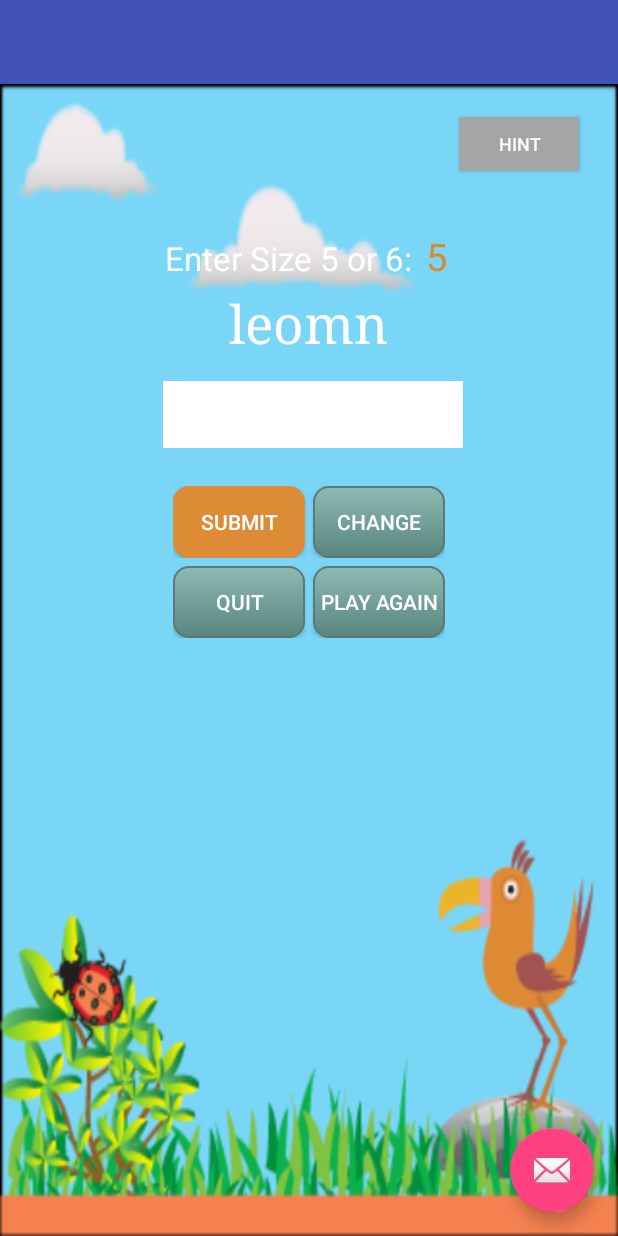
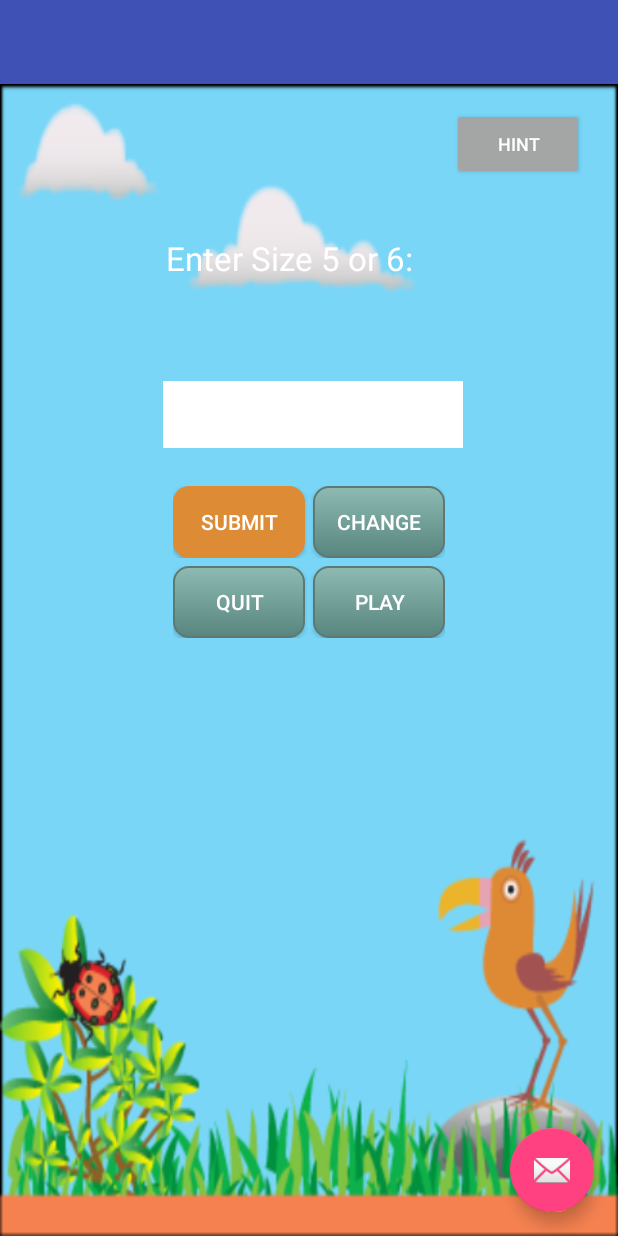
Before and after one commit to rcarswel/WordJumble, an Android app: the WordJumbleGameActivity screen opened directly, with no data from a screen before it, on a phone screen of 412 x 824 dp. Run offline under Robolectric (Android 15) with nearby library versions, the phone set to English and light mode, and no system bars.

Commit message:
just saving my files

```diff
--- a/app/src/main/java/edu/westga/cs6242/wordjumble/WordJumbleGameActivity.java
+++ b/app/src/main/java/edu/westga/cs6242/wordjumble/WordJumbleGameActivity.java
@@ -33,7 +33,7 @@ public class WordJumbleGameActivity extends AppCompatActivity {
         etGuess = (EditText) findViewById(R.id.etGuess);
 
         //Load initial content
-        this.newContent();
+        //this.newContent();
     }
 
     /**
--- a/app/src/main/res/values/strings.xml
+++ b/app/src/main/res/values/strings.xml
@@ -3,15 +3,14 @@
     <string name="action_settings">Settings</string>
     <string name="title_activity_word_jumble_game">WordJumbleGameActivity</string>
     <string name="start">Start Game</string>
-    <string name="status">Guess/Play Again</string>
-    <string name="jumbled">Jumbled Word</string>
+    <string name="jumbled"></string>
     <string name="size">Enter Size 5 or 6:</string>
     <string name="guess">Submit</string>
     <string name="change">Change</string>
     <string name="quit">Quit</string>
-    <string name="new_word">Play Again</string>
+    <string name="new_word">Play</string>
     <string name="guesstv">Guess:</string>
     <string name="play_again">Play Again?</string>
     <string name="Hint">Hint</string>
-    <string name="yourGuess">Enter your Guess</string>
+    <string name="yourGuess"></string>
 </resources>
```
Also changed, not shown: 1 other file.
